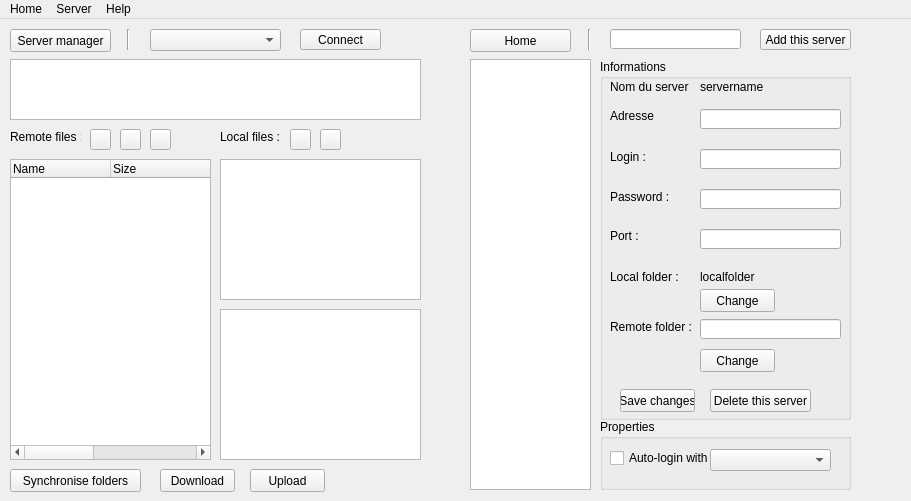
Above: ProgFTP/proftp.ui from DGIProject/ProgFTP before the change. Below: the same form after it.
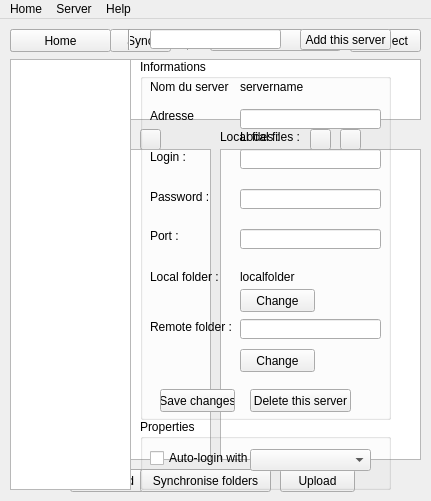
That is the form after the change.

```diff
--- a/ProgFTP/proftp.ui
+++ b/ProgFTP/proftp.ui
@@ -6,7 +6,7 @@
    <rect>
     <x>0</x>
     <y>0</y>
-    <width>911</width>
+    <width>431</width>
     <height>501</height>
    </rect>
   </property>
@@ -18,7 +18,7 @@
   </property>
   <property name="maximumSize">
    <size>
-    <width>55555</width>
+    <width>431</width>
     <height>501</height>
    </size>
   </property>
@@ -40,7 +40,7 @@
       <rect>
        <x>10</x>
        <y>10</y>
-       <width>101</width>
+       <width>91</width>
        <height>23</height>
       </rect>
      </property>
@@ -61,7 +61,7 @@
     <widget class="Line" name="line">
      <property name="geometry">
       <rect>
-       <x>120</x>
+       <x>180</x>
        <y>10</y>
        <width>16</width>
        <height>21</height>
@@ -71,37 +71,43 @@
       <enum>Qt::Vertical</enum>
      </property>
     </widget>
-    <widget class="QPushButton" name="buttonSynchroniseFolders">
+    <widget class="QComboBox" name="serversSelect">
      <property name="geometry">
       <rect>
-       <x>10</x>
-       <y>450</y>
+       <x>210</x>
+       <y>10</y>
        <width>131</width>
-       <height>23</height>
+       <height>22</height>
       </rect>
      </property>
-     <property name="text">
-      <string>Synchronise folders</string>
-     </property>
     </widget>
-    <widget class="QPushButton" name="buttonDownload">
+    <widget class="QPushButton" name="buttonConnectServer">
      <property name="geometry">
       <rect>
-       <x>160</x>
-       <y>450</y>
-       <width>75</width>
+       <x>350</x>
+       <y>10</y>
+       <width>71</width>
        <height>23</height>
       </rect>
      </property>
      <property name="text">
-      <string>Download</string>
+      <string>Connect</string>
      </property>
     </widget>
+    <widget class="QWidget" name="windowDataTransfert" native="true">
+     <property name="geometry">
+      <rect>
+       <x>0</x>
+       <y>100</y>
+       <width>431</width>
+       <height>381</height>
+      </rect>
+     </property>
     <widget class="QLabel" name="label_9">
      <property name="geometry">
       <rect>
        <x>10</x>
-       <y>110</y>
+        <y>10</y>
        <width>71</width>
        <height>16</height>
       </rect>
@@ -110,11 +116,50 @@
       <string>Remote files :</string>
      </property>
     </widget>
+     <widget class="QPushButton" name="buttonReturnDirectory">
+      <property name="geometry">
+       <rect>
+        <x>80</x>
+        <y>10</y>
+        <width>21</width>
+        <height>21</height>
+       </rect>
+      </property>
+      <property name="text">
+       <string/>
+      </property>
+     </widget>
+     <widget class="QPushButton" name="buttonAddFolderRemote">
+      <property name="geometry">
+       <rect>
+        <x>110</x>
+        <y>10</y>
+        <width>21</width>
+        <height>21</height>
+       </rect>
+      </property>
+      <property name="text">
+       <string/>
+      </property>
+     </widget>
+     <widget class="QPushButton" name="buttonDeleteFolderRemote">
+      <property name="geometry">
+       <rect>
+        <x>140</x>
+        <y>10</y>
+        <width>21</width>
+        <height>21</height>
+       </rect>
+      </property>
+      <property name="text">
+       <string/>
+      </property>
+     </widget>
     <widget class="QTreeWidget" name="remoteFolderView">
      <property name="geometry">
       <rect>
        <x>10</x>
-       <y>140</y>
+        <y>40</y>
        <width>201</width>
        <height>301</height>
       </rect>
@@ -145,31 +190,24 @@
       </property>
      </column>
     </widget>
-    <widget class="QTreeView" name="localFolderView">
+     <widget class="QPushButton" name="buttonDownload">
      <property name="geometry">
       <rect>
-       <x>220</x>
-       <y>140</y>
-       <width>201</width>
-       <height>141</height>
-      </rect>
-     </property>
-    </widget>
-    <widget class="QListView" name="localFilesView">
-     <property name="geometry">
-      <rect>
-       <x>220</x>
-       <y>290</y>
-       <width>201</width>
-       <height>151</height>
-      </rect>
+        <x>70</x>
+        <y>350</y>
+        <width>75</width>
+        <height>23</height>
+       </rect>
+      </property>
+      <property name="text">
+       <string>Download</string>
      </property>
     </widget>
     <widget class="QLabel" name="label_10">
      <property name="geometry">
       <rect>
-       <x>220</x>
-       <y>110</y>
+        <x>240</x>
+        <y>10</y>
        <width>61</width>
        <height>16</height>
       </rect>
@@ -178,73 +216,11 @@
       <string>Local files :</string>
      </property>
     </widget>
-    <widget class="QPushButton" name="buttonReturnDirectory">
-     <property name="geometry">
-      <rect>
-       <x>90</x>
-       <y>110</y>
-       <width>21</width>
-       <height>21</height>
-      </rect>
-     </property>
-     <property name="text">
-      <string/>
-     </property>
-    </widget>
-    <widget class="QPushButton" name="buttonAddFolderRemote">
-     <property name="geometry">
-      <rect>
-       <x>120</x>
-       <y>110</y>
-       <width>21</width>
-       <height>21</height>
-      </rect>
-     </property>
-     <property name="text">
-      <string/>
-     </property>
-    </widget>
-    <widget class="QPushButton" name="buttonDeleteFolderRemote">
-     <property name="geometry">
-      <rect>
-       <x>150</x>
-       <y>110</y>
-       <width>21</width>
-       <height>21</height>
-      </rect>
-     </property>
-     <property name="text">
-      <string/>
-     </property>
-    </widget>
-    <widget class="QComboBox" name="serversSelect">
-     <property name="geometry">
-      <rect>
-       <x>150</x>
-       <y>10</y>
-       <width>131</width>
-       <height>22</height>
-      </rect>
-     </property>
-    </widget>
-    <widget class="QPushButton" name="buttonConnectServer">
-     <property name="geometry">
-      <rect>
-       <x>300</x>
-       <y>10</y>
-       <width>81</width>
-       <height>21</height>
-      </rect>
-     </property>
-     <property name="text">
-      <string>Connect</string>
-     </property>
-    </widget>
     <widget class="QPushButton" name="buttonAddFolderLocal">
      <property name="geometry">
       <rect>
-       <x>290</x>
-       <y>110</y>
+        <x>310</x>
+        <y>10</y>
        <width>21</width>
        <height>21</height>
       </rect>
@@ -256,8 +232,8 @@
     <widget class="QPushButton" name="buttonDeleteFolderLocal">
      <property name="geometry">
       <rect>
-       <x>320</x>
-       <y>110</y>
+        <x>340</x>
+        <y>10</y>
        <width>21</width>
        <height>21</height>
       </rect>
@@ -266,11 +242,21 @@
       <string/>
      </property>
     </widget>
+     <widget class="QTreeView" name="localFolderView">
+      <property name="geometry">
+       <rect>
+        <x>220</x>
+        <y>40</y>
+        <width>201</width>
+        <height>141</height>
+       </rect>
+      </property>
+     </widget>
     <widget class="QPushButton" name="buttonUpload">
      <property name="geometry">
       <rect>
-       <x>250</x>
-       <y>450</y>
+        <x>280</x>
+        <y>350</y>
        <width>75</width>
        <height>23</height>
       </rect>
@@ -279,11 +265,104 @@
       <string>Upload</string>
      </property>
     </widget>
+     <widget class="QListWidget" name="localFilesView">
+      <property name="geometry">
+       <rect>
+        <x>220</x>
+        <y>190</y>
+        <width>201</width>
+        <height>151</height>
+       </rect>
+      </property>
+     </widget>
+    </widget>
+    <widget class="QPushButton" name="buttonSync">
+     <property name="geometry">
+      <rect>
+       <x>110</x>
+       <y>10</y>
+       <width>61</width>
+       <height>23</height>
+      </rect>
+     </property>
+     <property name="text">
+      <string>Sync</string>
+     </property>
+    </widget>
+    <widget class="QWidget" name="windowSync" native="true">
+     <property name="geometry">
+      <rect>
+       <x>0</x>
+       <y>90</y>
+       <width>431</width>
+       <height>391</height>
+      </rect>
+     </property>
+     <widget class="QPushButton" name="buttonSynchroniseFolders">
+      <property name="geometry">
+       <rect>
+        <x>140</x>
+        <y>360</y>
+        <width>131</width>
+        <height>23</height>
+       </rect>
+      </property>
+      <property name="text">
+       <string>Synchronise folders</string>
+      </property>
+     </widget>
+     <widget class="QLabel" name="label">
+      <property name="geometry">
+       <rect>
+        <x>10</x>
+        <y>20</y>
+        <width>71</width>
+        <height>16</height>
+       </rect>
+      </property>
+      <property name="text">
+       <string>Remote files :</string>
+      </property>
+     </widget>
+     <widget class="QLabel" name="label_11">
+      <property name="geometry">
+       <rect>
+        <x>220</x>
+        <y>20</y>
+        <width>61</width>
+        <height>16</height>
+       </rect>
+      </property>
+      <property name="text">
+       <string>Local files :</string>
+      </property>
+     </widget>
+     <widget class="QListWidget" name="localFilesSync">
+      <property name="geometry">
+       <rect>
+        <x>220</x>
+        <y>40</y>
+        <width>201</width>
+        <height>311</height>
+       </rect>
+      </property>
+     </widget>
+     <widget class="QListWidget" name="remoteFilesSync">
+      <property name="geometry">
+       <rect>
+        <x>10</x>
+        <y>40</y>
+        <width>201</width>
+        <height>311</height>
+       </rect>
+      </property>
+     </widget>
+    </widget>
    </widget>
    <widget class="QWidget" name="windowServerManager" native="true">
     <property name="geometry">
      <rect>
-      <x>460</x>
+      <x>0</x>
       <y>0</y>
       <width>431</width>
       <height>481</height>
@@ -626,7 +705,7 @@
     <rect>
      <x>0</x>
      <y>0</y>
-     <width>911</width>
+     <width>431</width>
      <height>20</height>
     </rect>
    </property>
```
Left out of the diff: 3 changed lines with no effect on the pictures. Lines whose indentation alone changed are shown as unchanged.
